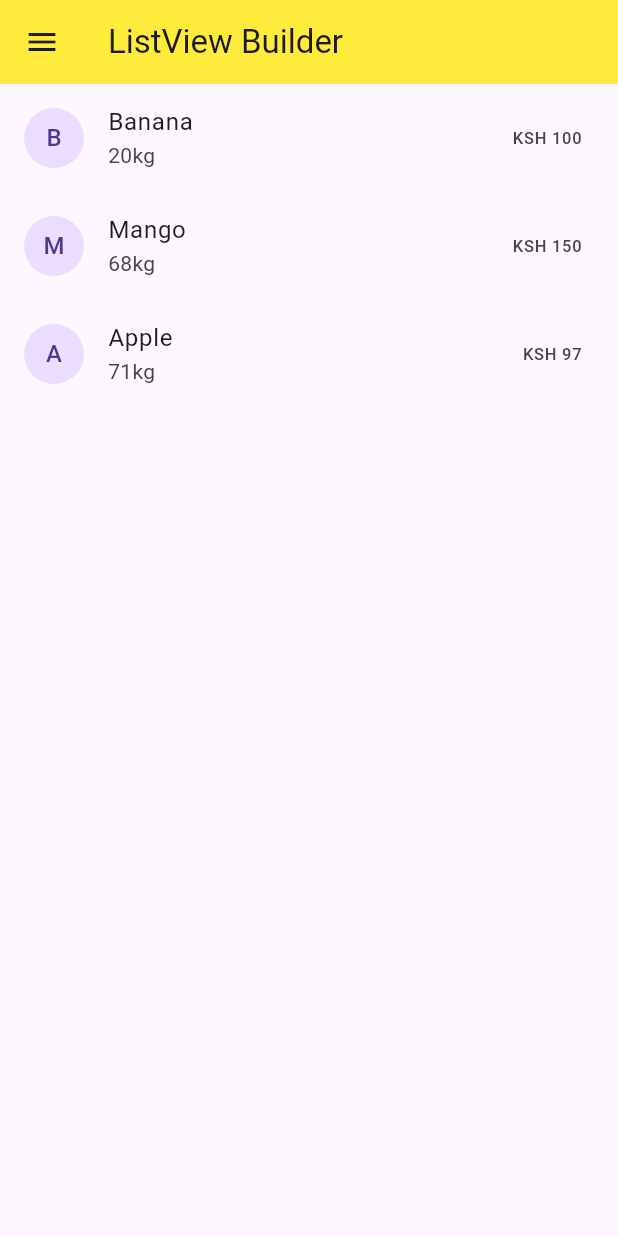
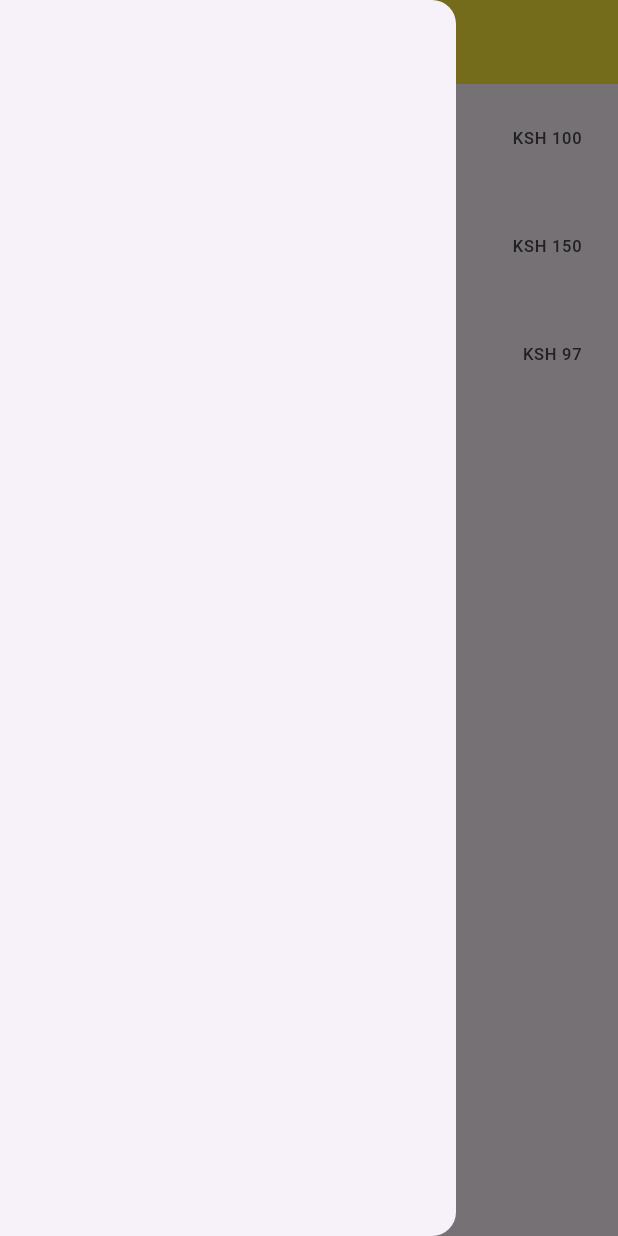
Before and after one commit to KHALEDKHLYAN/Flutter_Widgets, a Flutter app: the screen it shows after launch, with the side drawer open (before the commit the screen has no drawer), on a phone screen of 412 x 824 dp. Run offline on Flutter 3.47's test engine with Material 3 defaults, Android fonts, the phone set to English and light mode, and no system bars.

Commit message:
widget builder

```diff
--- a/lib/listview_builder.dart
+++ b/lib/listview_builder.dart
@@ -8,11 +8,11 @@ class ListViewBuilder extends StatefulWidget {
 }
 
 class _ListViewBuilderState extends State<ListViewBuilder> {
-  List<String> productd = ['Banana','Mango','Apple'];
+  List<String> productd = ['Banana', 'Mango', 'Apple'];
 
-  List<String> productdDetails = ['20kg','68kg','71kg'];
+  List<String> productdDetails = ['20kg', '68kg', '71kg'];
 
-  List<int> productdPrice = [100,150,97];
+  List<int> productdPrice = [100, 150, 97];
 
   @override
   Widget build(BuildContext context) {
@@ -20,15 +20,20 @@ class _ListViewBuilderState extends State<ListViewBuilder> {
       debugShowCheckedModeBanner: false,
       home: Scaffold(
         appBar: AppBar(
-          leading: const Icon(Icons.menu),
+          // leading: const Icon(Icons.menu),
           title: const Text('ListView Builder'),
           backgroundColor: Colors.yellow,
         ),
-        body:  ListView.builder(
+        drawer: Drawer(),
+        body: ListView.builder(
           itemCount: productd.length,
-          itemBuilder: (context, index){
+          itemBuilder: (context, index) {
             return ListTile(
-              leading: CircleAvatar(child: Text(productd[index][0],),),
+              leading: CircleAvatar(
+                child: Text(
+                  productd[index][0],
+                ),
+              ),
               title: Text(productd[index]),
               subtitle: Text(productdDetails[index]),
               trailing: Text("KSH ${productdPrice[index]}"),
```
